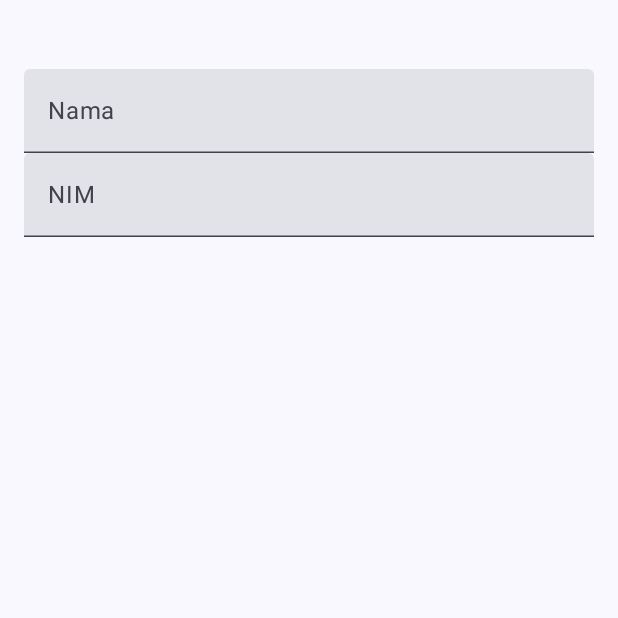
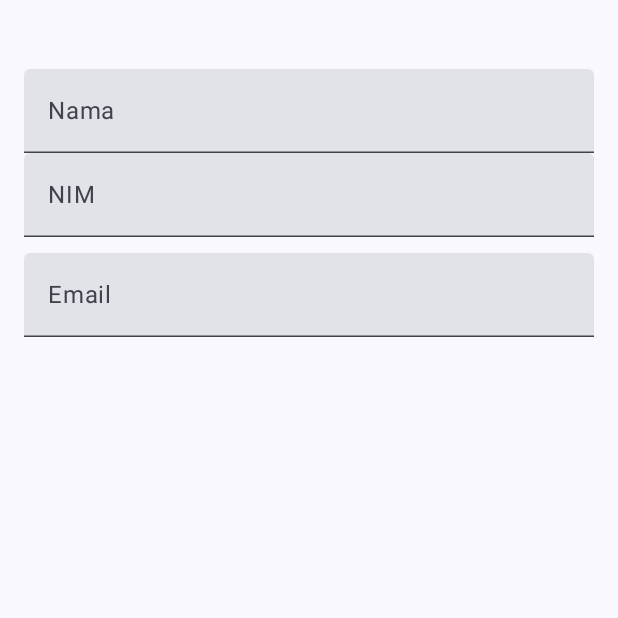
Before and after one commit to Alan21103/QuestNavigasiMVVM_127, an Android app built with Jetpack Compose: the composable FormulirView called with empty values, on a phone screen of 412 x 824 dp, the top half of it. Run offline under Robolectric (Android 15) with nearby library versions, the phone set to English and light mode, and no system bars.

Commit message:
Menambahkan Placeholder Email untuk menginputkan data email

```diff
--- a/app/src/main/java/com/example/questnavigasimvvm_127/ui/view/FormulirView.kt
+++ b/app/src/main/java/com/example/questnavigasimvvm_127/ui/view/FormulirView.kt
@@ -7,6 +7,7 @@ import androidx.compose.foundation.layout.fillMaxSize
 import androidx.compose.foundation.layout.fillMaxWidth
 import androidx.compose.foundation.layout.padding
 import androidx.compose.foundation.layout.width
+import androidx.compose.foundation.text.KeyboardOptions
 import androidx.compose.material3.RadioButton
 import androidx.compose.material3.Text
 import androidx.compose.material3.TextField
@@ -17,6 +18,7 @@ import androidx.compose.runtime.remember
 import androidx.compose.runtime.setValue
 import androidx.compose.ui.Alignment
 import androidx.compose.ui.Modifier
+import androidx.compose.ui.text.input.KeyboardType
 import androidx.compose.ui.unit.dp
 
 @Composable
@@ -75,5 +77,19 @@ fun FormulirView(
                 Spacer(modifier = Modifier.width(16.dp))
             }
         }
+
+        TextField(
+            value = email,
+            onValueChange = {email = it},
+            label = {
+                Text(text = "Email")
+            },
+            placeholder = {
+                Text(text = "Isi Email Anda")
+            },
+            modifier = Modifier.fillMaxWidth() ,
+            keyboardOptions = KeyboardOptions(keyboardType = KeyboardType.Email)
+        )
+
     }
 }
```
